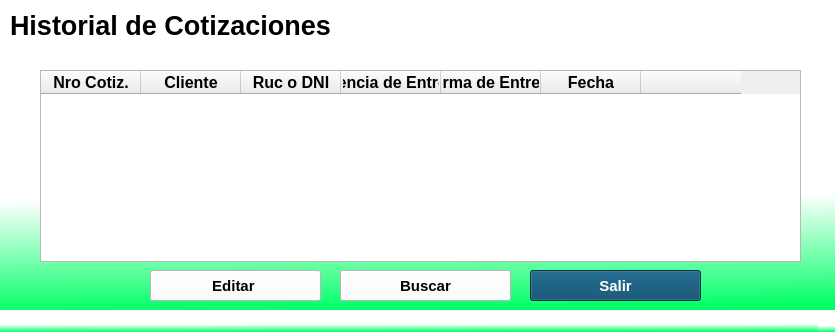
Old version of the form ui/historial_cotizacion.ui in the repository smallma876/system-maxident.
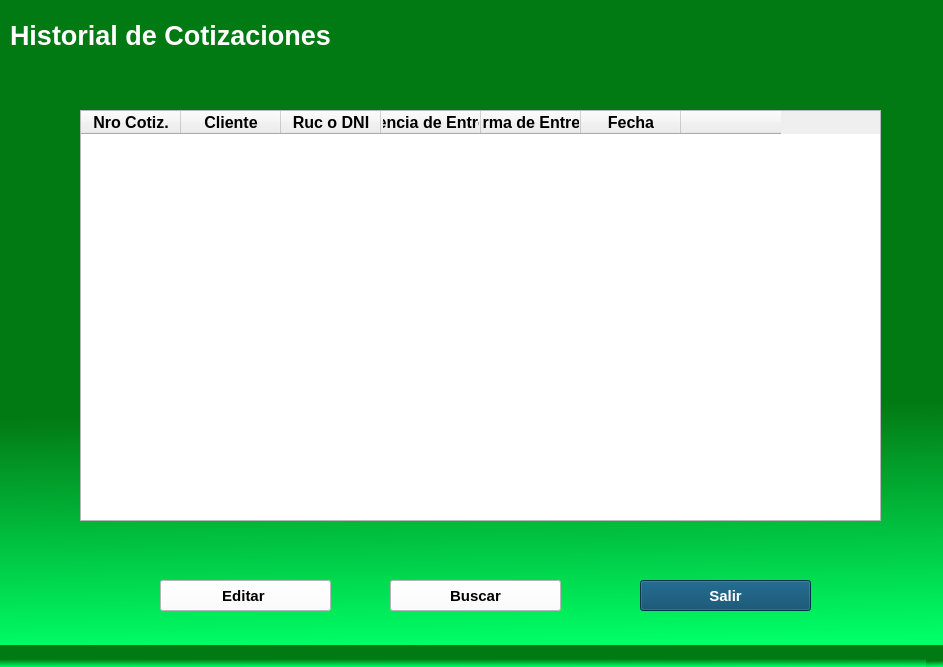
New version of the form.

The edit to the form file:
```diff
--- a/ui/historial_cotizacion.ui
+++ b/ui/historial_cotizacion.ui
@@ -6,22 +6,23 @@
    <rect>
     <x>0</x>
     <y>0</y>
-    <width>835</width>
-    <height>332</height>
+    <width>943</width>
+    <height>667</height>
    </rect>
   </property>
   <property name="windowTitle">
    <string>MainWindow</string>
   </property>
   <property name="styleSheet">
-   <string notr="true">background-color: qlineargradient(spread:pad, x1:0.487, y1:1, x2:0.478, y2:0.636364, stop:0 rgb(0, 255, 102), stop:1 rgba(255, 255, 255, 255));</string>
+   <string notr="true">background-color: qlineargradient(spread:pad, x1:0.487, y1:1, x2:0.478, y2:0.636364, stop:0 rgb(0, 255, 102), stop:1 rgb(2, 122, 20));
+</string>
   </property>
   <widget class="QWidget" name="centralwidget">
    <widget class="QLabel" name="label_6">
     <property name="geometry">
      <rect>
       <x>10</x>
-      <y>0</y>
+      <y>10</y>
       <width>391</width>
       <height>51</height>
      </rect>
@@ -34,7 +35,9 @@
      </font>
     </property>
     <property name="styleSheet">
-     <string notr="true">background-color: rgb(255, 255, 255);</string>
+     <string notr="true">background-color:  rgb(2, 122, 20);
+
+color: rgb(255, 255, 255);</string>
     </property>
     <property name="text">
      <string>Historial de Cotizaciones</string>
@@ -43,10 +46,10 @@
    <widget class="QTableWidget" name="cotizacionTable">
     <property name="geometry">
      <rect>
-      <x>40</x>
-      <y>70</y>
-      <width>761</width>
-      <height>192</height>
+      <x>80</x>
+      <y>110</y>
+      <width>801</width>
+      <height>411</height>
      </rect>
     </property>
     <property name="font">
@@ -138,8 +141,8 @@
    <widget class="QPushButton" name="addButton">
     <property name="geometry">
      <rect>
-      <x>150</x>
-      <y>270</y>
+      <x>160</x>
+      <y>580</y>
       <width>171</width>
       <height>31</height>
      </rect>
@@ -162,8 +165,8 @@
    <widget class="QPushButton" name="addButton_2">
     <property name="geometry">
      <rect>
-      <x>530</x>
-      <y>270</y>
+      <x>640</x>
+      <y>580</y>
       <width>171</width>
       <height>31</height>
      </rect>
@@ -186,8 +189,8 @@
    <widget class="QPushButton" name="addButton_3">
     <property name="geometry">
      <rect>
-      <x>340</x>
-      <y>270</y>
+      <x>390</x>
+      <y>580</y>
       <width>171</width>
       <height>31</height>
      </rect>
```
Left out of the diff: 8 changed lines with no effect on the pictures.
